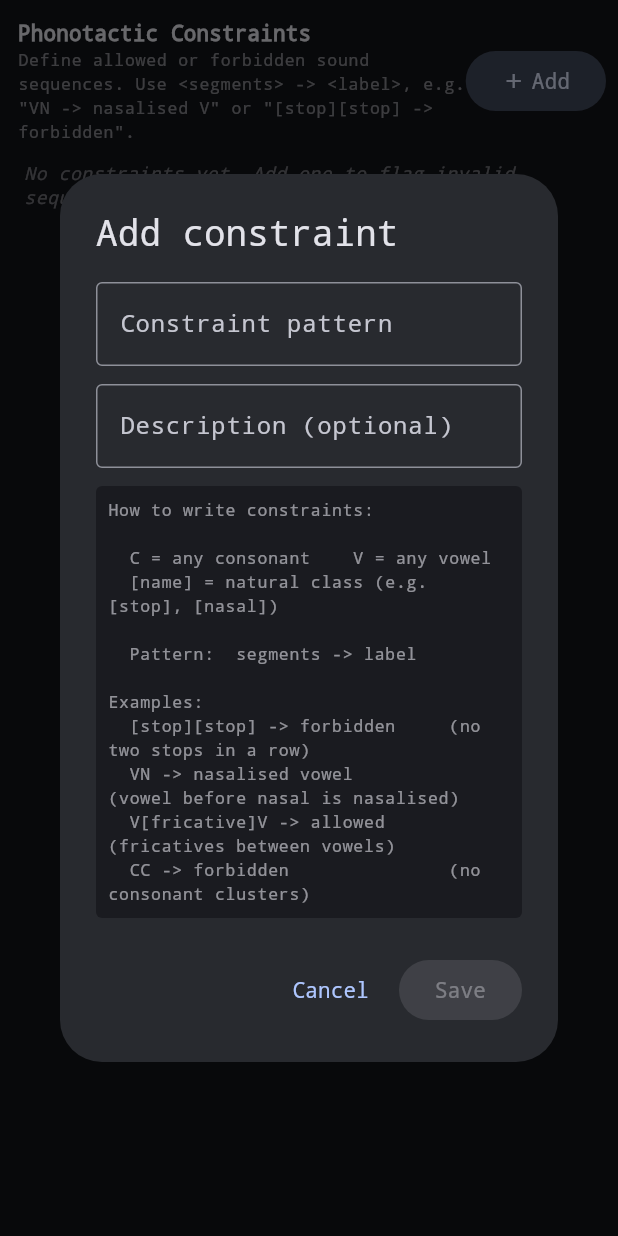
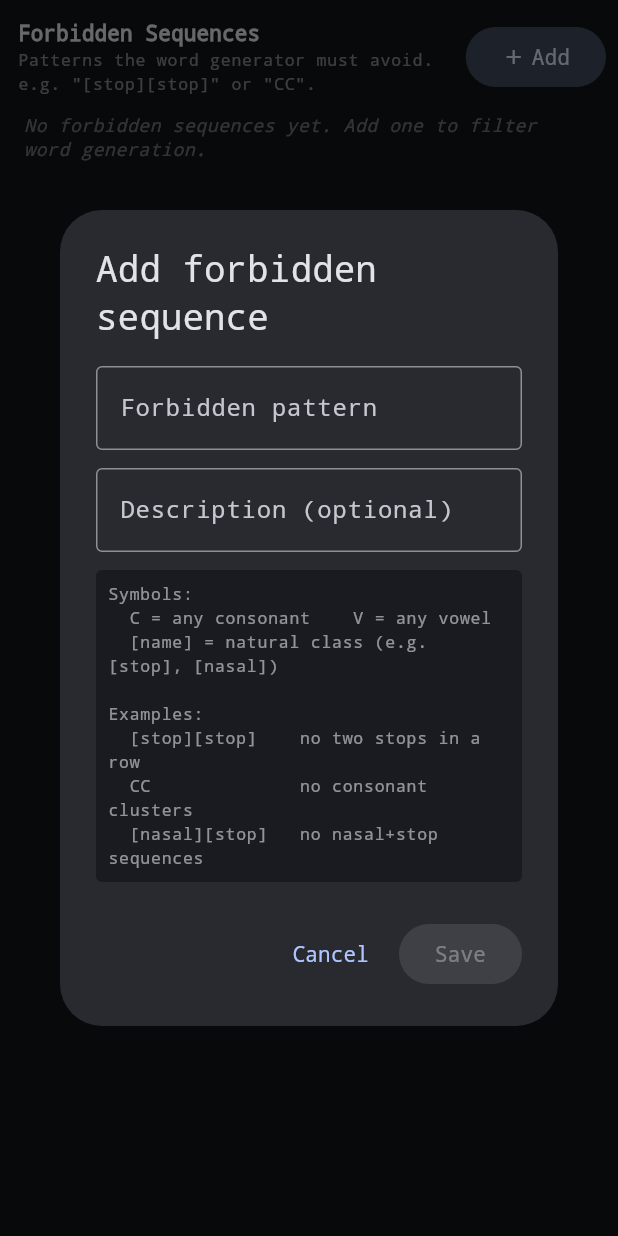
Before and after one commit to anonx3247/conlang, a Flutter app: the ConstraintEditor widget shown alone on an empty page, opened directly, after a tap on "Add", on a phone screen of 412 x 824 dp. Run offline on Flutter 3.47's test engine with Material 3 defaults, Android fonts, the phone set to English and light mode, and no system bars; our stand-ins replace drift, drift_flutter, flutter_riverpod, go_router, just_audio, petitparser and 1 more; missing offline and left inert: just_audio_media_kit, window_manager; accounts and stored records are empty; generated files the repository leaves out were written again.

Commit message:
refactor(01-foundation): rename Phonotactic Constraints to Forbidden Sequences
Simplifies constraint input to bare patterns like [stop][stop] instead of
[stop][stop] -> forbidden. All constraints are now implicitly forbidden
sequences. Legacy arrow format still accepted for backward compatibility.

Co-Authored-By: Claude Opus 4.6 (1M context) <noreply@anthropic.com>

```diff
--- a/lib/features/phonology/presentation/sound_rules/constraint_editor.dart
+++ b/lib/features/phonology/presentation/sound_rules/constraint_editor.dart
@@ -7,14 +7,11 @@ import '../../data/phonotactic_providers.dart';
 import '../../domain/phonotactic_dsl.dart';
 import 'sound_rules_shared.dart';
 
-/// Widget for managing phonotactic constraint rules.
+/// Widget for managing forbidden sound sequences.
 ///
-/// Displays all constraints with parse status, active toggle, edit and delete
-/// controls. Constraint rules use `LHS -> RHS` notation
-/// (e.g. "VN -> nasalised V", "[stop][stop] -> forbidden").
-///
-/// This covers phonotactic CONSTRAINTS only — what patterns are allowed or
-/// forbidden in sound sequences. It is NOT a sound change engine.
+/// Displays all forbidden sequence patterns with parse status, active toggle,
+/// edit and delete controls. Patterns use segment notation
+/// (e.g. "[stop][stop]", "CC", "V[fricative]V").
 class ConstraintEditor extends ConsumerWidget {
   const ConstraintEditor({super.key});
 
@@ -26,18 +23,17 @@ class ConstraintEditor extends ConsumerWidget {
       crossAxisAlignment: CrossAxisAlignment.start,
       children: [
         SoundRulesSectionHeader(
-          title: 'Phonotactic Constraints',
+          title: 'Forbidden Sequences',
           helpText:
-              'Define allowed or forbidden sound sequences. '
-              'Use <segments> -> <label>, e.g. "VN -> nasalised V" or '
-              '"[stop][stop] -> forbidden".',
+              'Patterns the word generator must avoid. '
+              'e.g. "[stop][stop]" or "CC".',
           onAdd: () => _showAddDialog(context, ref),
         ),
         allConstraintsAsync.when(
           data: (constraints) => constraints.isEmpty
               ? const SoundRulesEmptyHint(
                   message:
-                      'No constraints yet. Add one to flag invalid sequences.',
+                      'No forbidden sequences yet. Add one to filter word generation.',
                 )
               : Column(
                   children: constraints
@@ -86,7 +82,6 @@ class _ConstraintRow extends ConsumerWidget {
     final cs = theme.colorScheme;
     final parsed = parseConstraintRule(constraint.pattern);
     final isValid = parsed.isValid;
-    final isForbidden = parsed.rule?.isForbidden ?? false;
 
     return Container(
       margin: const EdgeInsets.symmetric(horizontal: 12, vertical: 3),
@@ -101,16 +96,12 @@ class _ConstraintRow extends ConsumerWidget {
           // Parse status icon
           Tooltip(
             message: isValid
-                ? (isForbidden ? 'Forbidden pattern' : 'Constraint rule')
+                ? 'Forbidden sequence'
                 : (parsed.error ?? 'Invalid'),
             child: Icon(
-              isValid
-                  ? (isForbidden ? Icons.block_outlined : Icons.rule_outlined)
-                  : Icons.error_outline,
+              isValid ? Icons.block_outlined : Icons.error_outline,
               size: 16,
-              color: isValid
-                  ? (isForbidden ? cs.error : cs.primary)
-                  : cs.error,
+              color: isValid ? cs.error : cs.error,
             ),
           ),
           const SizedBox(width: 8),
@@ -199,7 +190,7 @@ class _ConstraintRow extends ConsumerWidget {
     final confirmed = await showDialog<bool>(
       context: context,
       builder: (ctx) => AlertDialog(
-        title: const Text('Delete constraint?'),
+        title: const Text('Delete forbidden sequence?'),
         content: Text('Remove "${constraint.pattern}"?'),
         actions: [
           TextButton(
@@ -287,7 +278,7 @@ class _ConstraintEditDialogState extends State<_ConstraintEditDialog> {
 
     return AlertDialog(
       title: Text(
-        widget.initial == null ? 'Add constraint' : 'Edit constraint',
+        widget.initial == null ? 'Add forbidden sequence' : 'Edit forbidden sequence',
       ),
       content: SizedBox(
         width: 440,
@@ -299,8 +290,8 @@ class _ConstraintEditDialogState extends State<_ConstraintEditDialog> {
             TextField(
               controller: _patternCtrl,
               decoration: InputDecoration(
-                labelText: 'Constraint pattern',
-                hintText: 'VN -> nasalised V',
+                labelText: 'Forbidden pattern',
+                hintText: '[stop][stop]',
                 border: const OutlineInputBorder(),
                 suffixIcon: isEmpty
                     ? null
@@ -333,7 +324,7 @@ class _ConstraintEditDialogState extends State<_ConstraintEditDialog> {
               controller: _descCtrl,
               decoration: const InputDecoration(
                 labelText: 'Description (optional)',
-                hintText: 'e.g. Vowel before nasal is nasalised',
+                hintText: 'e.g. No two stops in a row',
                 border: OutlineInputBorder(),
               ),
             ),
@@ -349,15 +340,13 @@ class _ConstraintEditDialogState extends State<_ConstraintEditDialog> {
                 borderRadius: BorderRadius.circular(4),
               ),
               child: Text(
-                'How to write constraints:\n\n'
+                'Symbols:\n'
                 '  C = any consonant    V = any vowel\n'
                 '  [name] = natural class (e.g. [stop], [nasal])\n\n'
-                '  Pattern:  segments -> label\n\n'
                 'Examples:\n'
-                '  [stop][stop] -> forbidden     (no two stops in a row)\n'
-                '  VN -> nasalised vowel         (vowel before nasal is nasalised)\n'
-                '  V[fricative]V -> allowed      (fricatives between vowels)\n'
-                '  CC -> forbidden               (no consonant clusters)',
+                '  [stop][stop]    no two stops in a row\n'
+                '  CC              no consonant clusters\n'
+                '  [nasal][stop]   no nasal+stop sequences',
                 style: theme.textTheme.labelSmall?.copyWith(
                   color: cs.onSurface.withValues(alpha: 0.6),
                   fontFamily: 'monospace',
```
Also changed, not shown: lib/features/phonology/domain/phonotactic_dsl.dart (+37 -43 lines).
